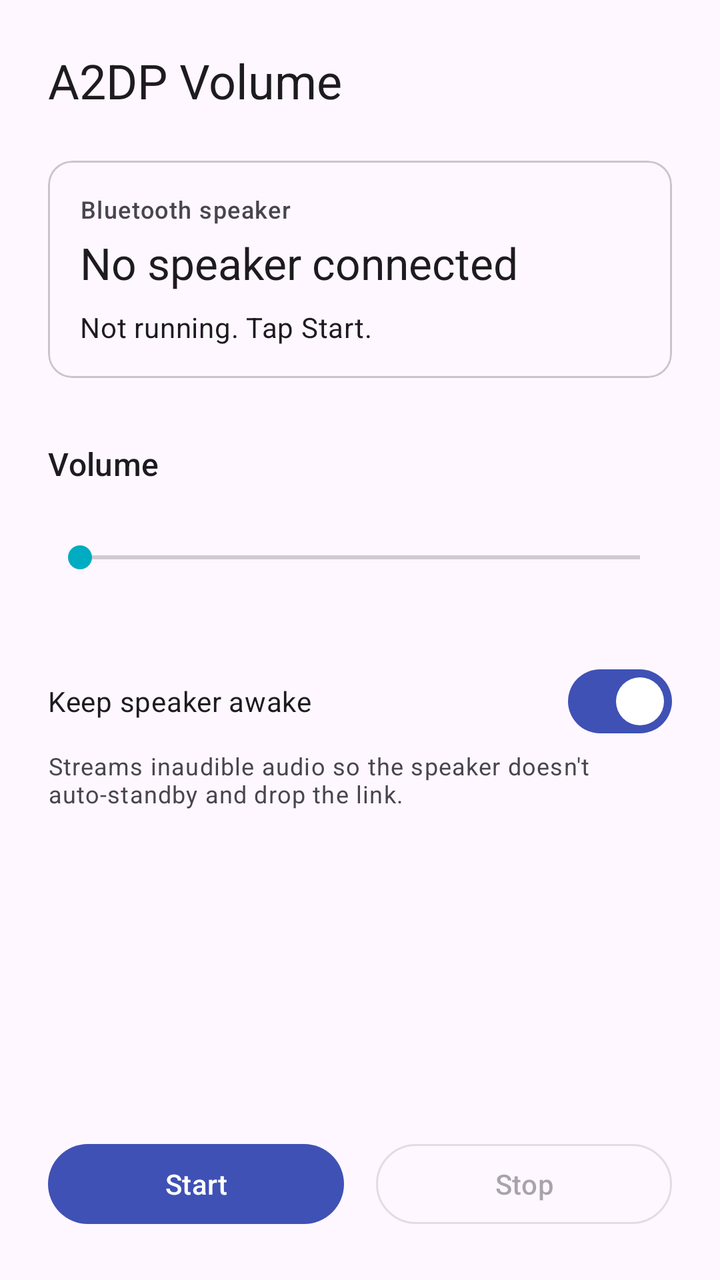
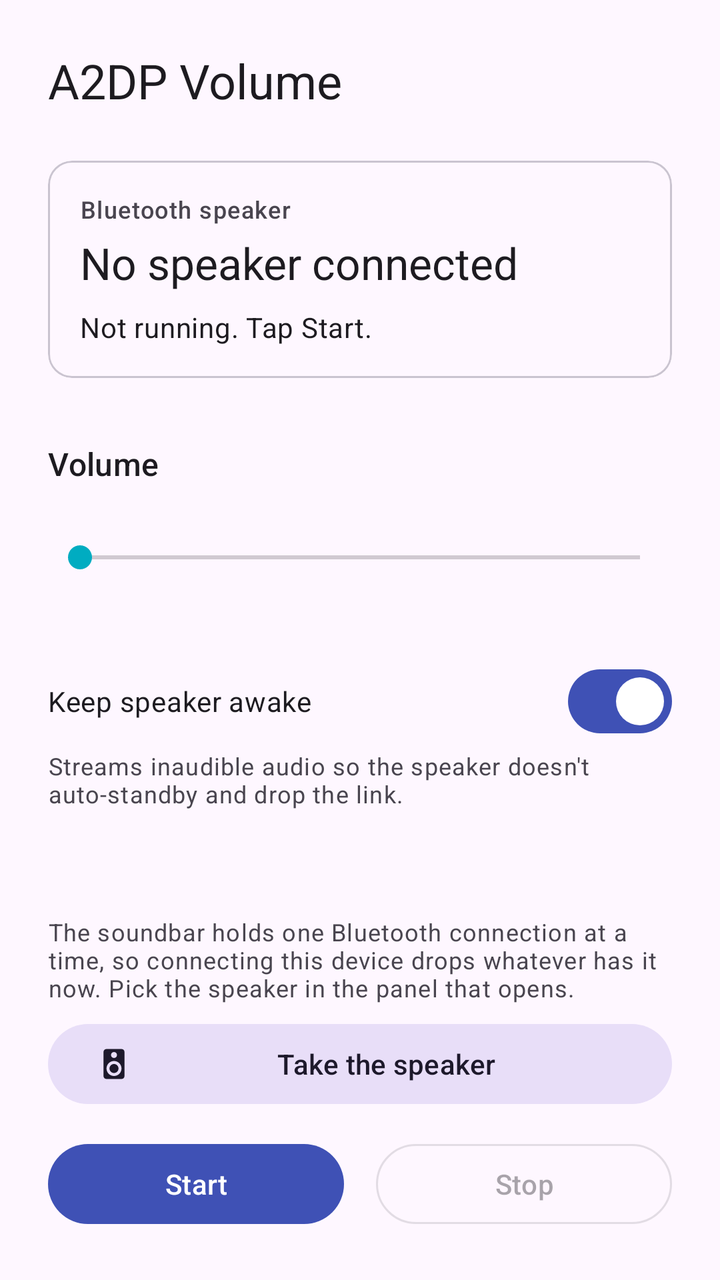

An Android layout rendered at two revisions. The XML below is the earlier revision; the diff shows what the commit changed to produce the second picture.
<!-- AndroidManifest.xml: application theme Theme.A2dpVolume -->
<!-- res/layout/activity_main.xml -->
<?xml version="1.0" encoding="utf-8"?>
<androidx.constraintlayout.widget.ConstraintLayout xmlns:android="http://schemas.android.com/apk/res/android"
    xmlns:app="http://schemas.android.com/apk/res-auto"
    android:layout_width="match_parent"
    android:layout_height="match_parent"
    android:padding="24dp">

    <TextView
        android:id="@+id/titleText"
        android:layout_width="0dp"
        android:layout_height="wrap_content"
        android:text="@string/app_name"
        android:textAppearance="?attr/textAppearanceHeadlineSmall"
        app:layout_constraintStart_toStartOf="parent"
        app:layout_constraintEnd_toEndOf="parent"
        app:layout_constraintTop_toTopOf="parent" />

    <com.google.android.material.card.MaterialCardView
        android:id="@+id/speakerCard"
        android:layout_width="0dp"
        android:layout_height="wrap_content"
        android:layout_marginTop="24dp"
        app:layout_constraintStart_toStartOf="parent"
        app:layout_constraintEnd_toEndOf="parent"
        app:layout_constraintTop_toBottomOf="@id/titleText">

        <LinearLayout
            android:layout_width="match_parent"
            android:layout_height="wrap_content"
            android:orientation="vertical"
            android:padding="16dp">

            <TextView
                android:layout_width="wrap_content"
                android:layout_height="wrap_content"
                android:text="@string/label_speaker"
                android:textAppearance="?attr/textAppearanceLabelMedium" />

            <TextView
                android:id="@+id/speakerName"
                android:layout_width="wrap_content"
                android:layout_height="wrap_content"
                android:layout_marginTop="4dp"
                android:text="@string/no_speaker"
                android:textAppearance="?attr/textAppearanceTitleLarge" />

            <TextView
                android:id="@+id/statusText"
                android:layout_width="wrap_content"
                android:layout_height="wrap_content"
                android:layout_marginTop="8dp"
                android:text="@string/status_idle"
                android:textAppearance="?attr/textAppearanceBodyMedium" />

            <TextView
                android:id="@+id/routeText"
                android:layout_width="wrap_content"
                android:layout_height="wrap_content"
                android:layout_marginTop="4dp"
                android:textAppearance="?attr/textAppearanceBodySmall"
                android:visibility="gone" />
        </LinearLayout>
    </com.google.android.material.card.MaterialCardView>

    <TextView
        android:id="@+id/volumeLabel"
        android:layout_width="wrap_content"
        android:layout_height="wrap_content"
        android:layout_marginTop="32dp"
        android:text="@string/label_volume"
        android:textAppearance="?attr/textAppearanceTitleMedium"
        app:layout_constraintStart_toStartOf="parent"
        app:layout_constraintTop_toBottomOf="@id/speakerCard" />

    <TextView
        android:id="@+id/volumeValue"
        android:layout_width="wrap_content"
        android:layout_height="wrap_content"
        android:textAppearance="?attr/textAppearanceTitleMedium"
        app:layout_constraintEnd_toEndOf="parent"
        app:layout_constraintBaseline_toBaselineOf="@id/volumeLabel" />

    <SeekBar
        android:id="@+id/volumeSeek"
        android:layout_width="0dp"
        android:layout_height="wrap_content"
        android:layout_marginTop="12dp"
        android:contentDescription="@string/label_volume"
        android:minHeight="48dp"
        app:layout_constraintStart_toStartOf="parent"
        app:layout_constraintEnd_toEndOf="parent"
        app:layout_constraintTop_toBottomOf="@id/volumeLabel" />

    <com.google.android.material.materialswitch.MaterialSwitch
        android:id="@+id/keepAliveSwitch"
        android:layout_width="0dp"
        android:layout_height="wrap_content"
        android:layout_marginTop="24dp"
        android:checked="true"
        android:text="@string/keep_alive"
        app:layout_constraintStart_toStartOf="parent"
        app:layout_constraintEnd_toEndOf="parent"
        app:layout_constraintTop_toBottomOf="@id/volumeSeek" />

    <TextView
        android:id="@+id/keepAliveHint"
        android:layout_width="0dp"
        android:layout_height="wrap_content"
        android:text="@string/keep_alive_hint"
        android:textAppearance="?attr/textAppearanceBodySmall"
        app:layout_constraintStart_toStartOf="parent"
        app:layout_constraintEnd_toEndOf="parent"
        app:layout_constraintTop_toBottomOf="@id/keepAliveSwitch" />

    <com.google.android.material.button.MaterialButton
        android:id="@+id/startButton"
        android:layout_width="0dp"
        android:layout_height="wrap_content"
        android:layout_marginEnd="8dp"
        android:text="@string/start"
        app:layout_constraintBottom_toBottomOf="parent"
        app:layout_constraintStart_toStartOf="parent"
        app:layout_constraintEnd_toStartOf="@id/stopButton" />

    <com.google.android.material.button.MaterialButton
        android:id="@+id/stopButton"
        style="@style/Widget.Material3.Button.OutlinedButton"
        android:layout_width="0dp"
        android:layout_height="wrap_content"
        android:layout_marginStart="8dp"
        android:enabled="false"
        android:text="@string/stop"
        app:layout_constraintBottom_toBottomOf="parent"
        app:layout_constraintStart_toEndOf="@id/startButton"
        app:layout_constraintEnd_toEndOf="parent" />

</androidx.constraintlayout.widget.ConstraintLayout>
<!-- resources referenced by this layout -->
<resources>
  <string name="app_name">A2DP Volume</string>
  <string name="keep_alive">Keep speaker awake</string>
  <string name="keep_alive_hint">Streams inaudible audio so the speaker doesn\'t auto-standby and drop the link.</string>
  <string name="label_speaker">Bluetooth speaker</string>
  <string name="label_volume">Volume</string>
  <string name="no_speaker">No speaker connected</string>
  <string name="start">Start</string>
  <string name="status_idle">Not running. Tap Start.</string>
  <string name="stop">Stop</string>
  <style name="Theme.A2dpVolume" parent="Theme.Material3.DayNight.NoActionBar">
          <item name="colorPrimary">#3F51B5</item>
          <item name="colorSecondary">#00ACC1</item>
      </style>
</resources>

<!-- the commit's change to res/layout/activity_main.xml (unified diff, before → after) -->
@@ -113,6 +113,29 @@
         app:layout_constraintTop_toBottomOf="@id/keepAliveSwitch" />
 
     <com.google.android.material.button.MaterialButton
+        android:id="@+id/takeoverButton"
+        style="@style/Widget.Material3.Button.TonalButton"
+        android:layout_width="0dp"
+        android:layout_height="wrap_content"
+        android:layout_marginBottom="12dp"
+        android:text="@string/takeover"
+        app:icon="@drawable/ic_speaker"
+        app:layout_constraintBottom_toTopOf="@id/startButton"
+        app:layout_constraintStart_toStartOf="parent"
+        app:layout_constraintEnd_toEndOf="parent" />
+
+    <TextView
+        android:id="@+id/takeoverHint"
+        android:layout_width="0dp"
+        android:layout_height="wrap_content"
+        android:layout_marginBottom="6dp"
+        android:text="@string/takeover_hint"
+        android:textAppearance="?attr/textAppearanceBodySmall"
+        app:layout_constraintBottom_toTopOf="@id/takeoverButton"
+        app:layout_constraintStart_toStartOf="parent"
+        app:layout_constraintEnd_toEndOf="parent" />
+
+    <com.google.android.material.button.MaterialButton
         android:id="@+id/startButton"
         android:layout_width="0dp"
         android:layout_height="wrap_content"
<!-- resource entries referenced after the edit -->
@@ -1,5 +1,9 @@
 <!-- resources referenced by this layout -->
 <resources>
+  <!-- drawable ic_speaker (drawable) -->
+  <vector xmlns:android="http://schemas.android.com/apk/res/android" android:width="24dp" android:height="24dp" android:viewportWidth="24" android:viewportHeight="24">
+      <path android:fillColor="@android:color/white" android:pathData="M17,2H7C5.9,2 5,2.9 5,4v16c0,1.1 0.9,2 2,2h10c1.1,0 2,-0.9 2,-2V4C19,2.9 18.1,2 17,2zM12,4c1.1,0 2,0.9 2,2s-0.9,2 -2,2s-2,-0.9 -2,-2S10.9,4 12,4zM12,20c-2.76,0 -5,-2.24 -5,-5s2.24,-5 5,-5s5,2.24 5,5S14.76,20 12,20zM12,12c-1.66,0 -3,1.34 -3,3s1.34,3 3,3s3,-1.34 3,-3S13.66,12 12,12z"/>
+  </vector>
   <string name="app_name">A2DP Volume</string>
   <string name="keep_alive">Keep speaker awake</string>
   <string name="keep_alive_hint">Streams inaudible audio so the speaker doesn\'t auto-standby and drop the link.</string>
@@ -9,6 +13,8 @@
   <string name="start">Start</string>
   <string name="status_idle">Not running. Tap Start.</string>
   <string name="stop">Stop</string>
+  <string name="takeover">Take the speaker</string>
+  <string name="takeover_hint">The soundbar holds one Bluetooth connection at a time, so connecting this device drops whatever has it now. Pick the speaker in the panel that opens.</string>
   <style name="Theme.A2dpVolume" parent="Theme.Material3.DayNight.NoActionBar">
           <item name="colorPrimary">#3F51B5</item>
           <item name="colorSecondary">#00ACC1</item>
